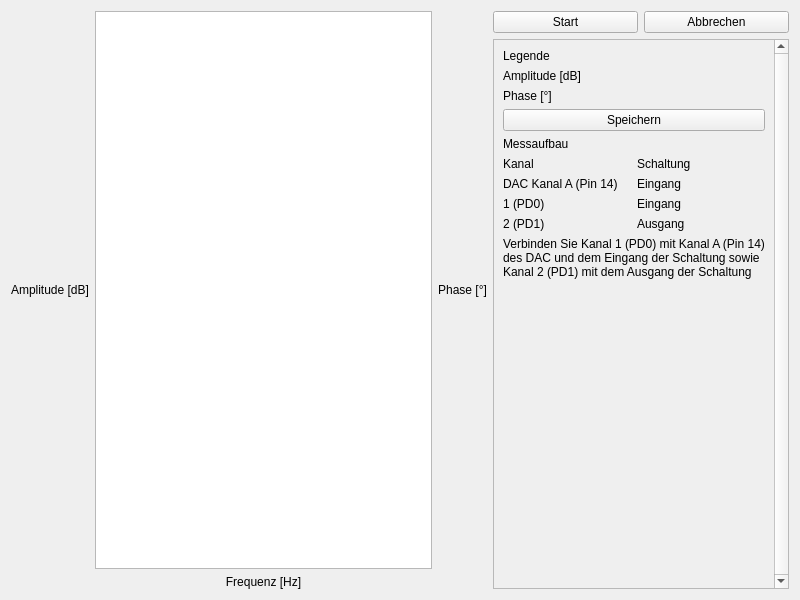
Qt form lenlab/gui/frequencyform.ui (kalanzun/red_lenlab) before a commit.
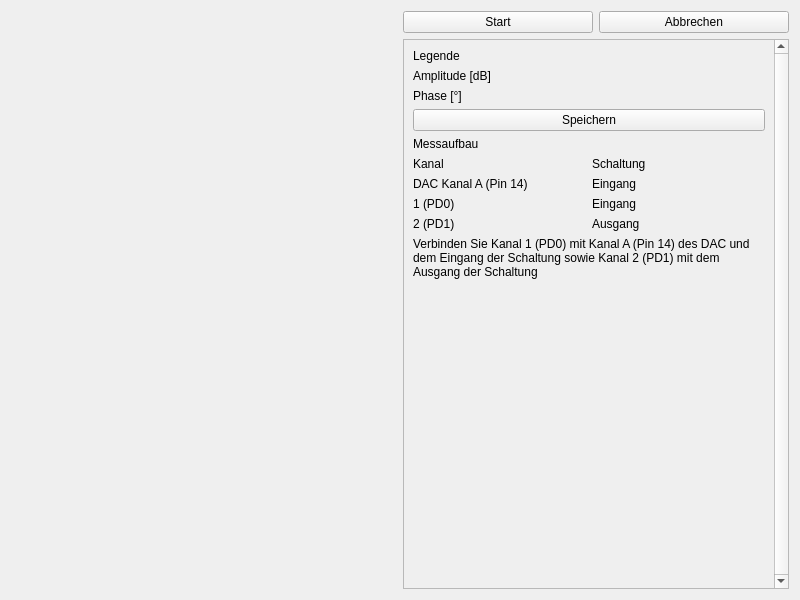
The same form after that commit. Custom widgets are drawn as their Qt base class.

Commit message: chart printing

Patch:
```diff
--- a/lenlab/gui/frequencyform.ui
+++ b/lenlab/gui/frequencyform.ui
@@ -21,41 +21,7 @@
   </property>
   <layout class="QHBoxLayout" name="horizontalLayout_2">
    <item>
-    <layout class="QGridLayout" name="gridLayout_2">
-     <item row="0" column="1">
-      <widget class="QChartView" name="plot"/>
-     </item>
-     <item row="0" column="0">
-      <widget class="VerticalLabel" name="label_10">
-       <property name="text">
-        <string>Amplitude [dB]</string>
-       </property>
-       <property name="alignment">
-        <set>Qt::AlignCenter</set>
-       </property>
-      </widget>
-     </item>
-     <item row="1" column="1">
-      <widget class="QLabel" name="label_11">
-       <property name="text">
-        <string>Frequenz [Hz]</string>
-       </property>
-       <property name="alignment">
-        <set>Qt::AlignCenter</set>
-       </property>
-      </widget>
-     </item>
-     <item row="0" column="2">
-      <widget class="VerticalLabel" name="label_12">
-       <property name="text">
-        <string>Phase [°]</string>
-       </property>
-       <property name="alignment">
-        <set>Qt::AlignCenter</set>
-       </property>
-      </widget>
-     </item>
-    </layout>
+    <widget class="LabChart" name="labChart" native="true"/>
    </item>
    <item>
     <layout class="QVBoxLayout" name="verticalLayout_2">
@@ -99,7 +65,7 @@
          <rect>
           <x>0</x>
           <y>0</y>
-          <width>358</width>
+          <width>370</width>
           <height>586</height>
          </rect>
         </property>
@@ -238,14 +204,10 @@
  </widget>
  <customwidgets>
   <customwidget>
-   <class>QChartView</class>
-   <extends>QGraphicsView</extends>
-   <header>QtCharts</header>
-  </customwidget>
-  <customwidget>
-   <class>VerticalLabel</class>
-   <extends>QLabel</extends>
-   <header>verticallabel.h</header>
+   <class>LabChart</class>
+   <extends>QWidget</extends>
+   <header>labchart.h</header>
+   <container>1</container>
   </customwidget>
  </customwidgets>
  <resources/>
```
The commit also changes 16 other files.
